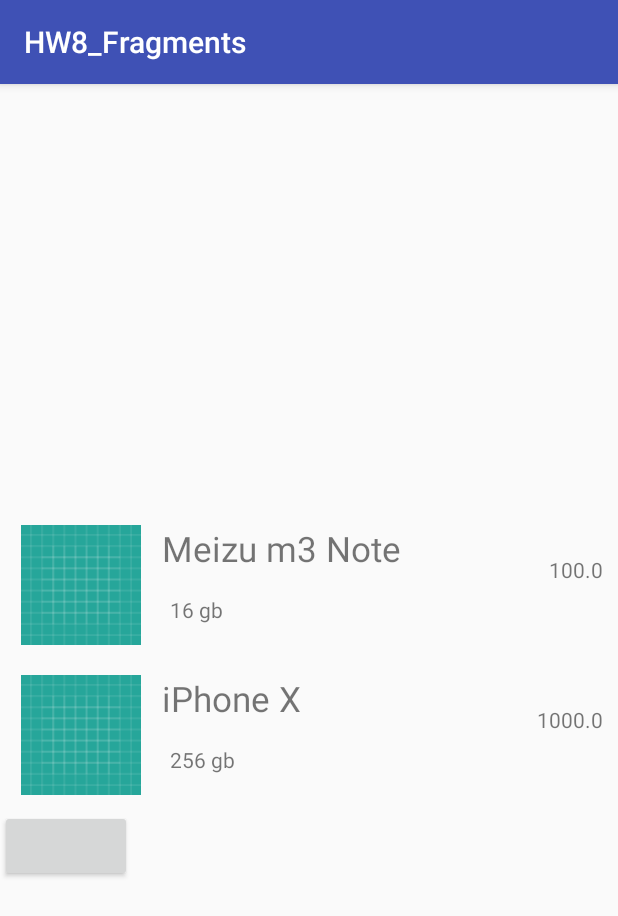
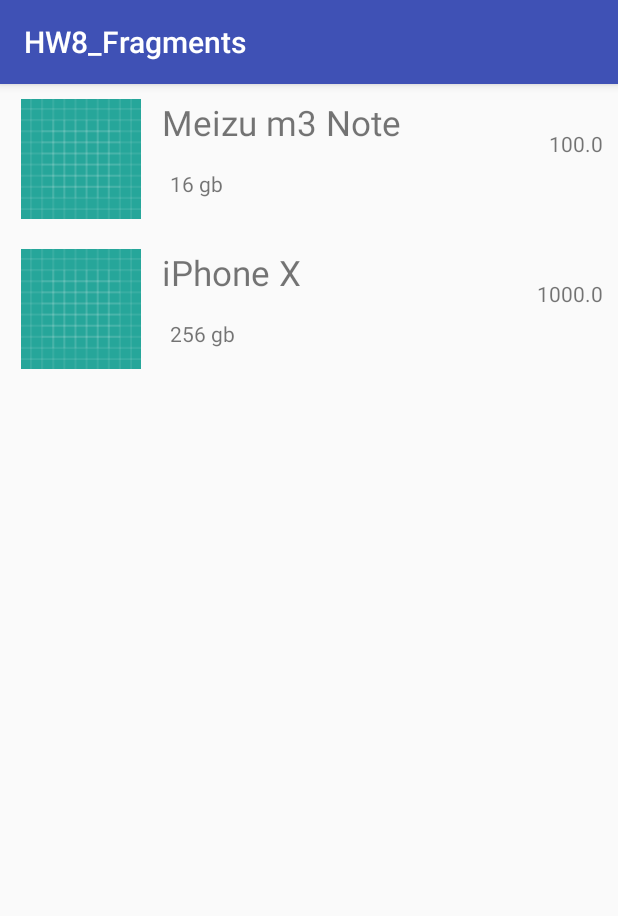
Before and after one commit to Zezus/Android_HW8_Fragments, an Android app: the screen it shows after launch (MainActivity), on a phone screen of 412 x 824 dp. Shown: the top 916 px of the screen. Run offline under Robolectric (Android 15) with nearby library versions, the phone set to English and light mode, and no system bars; 3 statements that could not run were skipped.

```diff
--- a/app/src/main/java/com/example/hw8_fragments/ItemAdapter.java
+++ b/app/src/main/java/com/example/hw8_fragments/ItemAdapter.java
@@ -1,12 +1,12 @@
 package com.example.hw8_fragments;
 
+import android.app.Dialog;
 import android.content.Context;
 import android.support.v7.widget.RecyclerView;
 import android.view.View;
 import android.view.ViewGroup;
 import android.widget.RelativeLayout;
 import android.widget.TextView;
-import android.widget.Toast;
 
 import java.util.List;
 
@@ -18,17 +18,36 @@ public class ItemAdapter extends RecyclerView.Adapter<ItemAdapter.ViewHolder> {
 
     private final Context context;
     private final List<Item> itemList;
+    private MainActivity mainActivity;
+    private Dialog dialog;
 
 
-    public ItemAdapter(Context context, List<Item> itemList) {
+    public ItemAdapter(Context context, List<Item> itemList, MainActivity mainActivity) {
         this.context = context;
         this.itemList = itemList;
+        this.mainActivity = mainActivity;
     }
 
 
     @Override
     public ViewHolder onCreateViewHolder(ViewGroup parent, int viewType) {
         View view = View.inflate(context, R.layout.item, null);
+
+        ViewHolder viewHolder = new ViewHolder(view);
+
+        dialog = new Dialog(context);
+        dialog.setContentView(R.layout.fragment_item);
+        TextView item_name = dialog.findViewById(R.id.fi_name_tv);
+        TextView item_title = dialog.findViewById(R.id.fi_title_tv);
+        TextView item_coast = dialog.findViewById(R.id.fi_coast_tv);
+
+        item_name.setText(itemList.get(viewHolder.getAdapterPosition()).getName());
+        item_title.setText(itemList.get(viewHolder.getAdapterPosition()).getTitle());
+        item_coast.setText(String.valueOf(itemList.get(viewHolder.getAdapterPosition()).getCoast()));
+
+        viewHolder.relativeLayout.setOnClickListener(view1 -> {
+            mainActivity.changeFragmentClicked(null);
+        });
 
 
         return new ViewHolder(view);
@@ -57,6 +76,7 @@ public class ItemAdapter extends RecyclerView.Adapter<ItemAdapter.ViewHolder> {
         TextView nameTV;
         TextView titleTV;
         TextView coastTV;
+        RelativeLayout relativeLayout;
 
         public ViewHolder(View itemView) {
             super(itemView);
@@ -64,6 +84,7 @@ public class ItemAdapter extends RecyclerView.Adapter<ItemAdapter.ViewHolder> {
             nameTV = itemView.findViewById(R.id.i_name_tv);
             titleTV = itemView.findViewById(R.id.i_title_tv);
             coastTV = itemView.findViewById(R.id.i_coast_tv);
+            relativeLayout = itemView.findViewById(R.id.i_item_all_rl);
 
         }
 
--- a/app/src/main/java/com/example/hw8_fragments/ListFragment.java
+++ b/app/src/main/java/com/example/hw8_fragments/ListFragment.java
@@ -6,12 +6,8 @@ import android.support.v4.app.Fragment;
 import android.support.v7.widget.LinearLayoutManager;
 import android.support.v7.widget.RecyclerView;
 import android.view.LayoutInflater;
-import android.view.MotionEvent;
 import android.view.View;
 import android.view.ViewGroup;
-import android.widget.Button;
-import android.widget.RelativeLayout;
-import android.widget.Toast;
 
 import java.util.ArrayList;
 import java.util.UUID;
@@ -42,16 +38,14 @@ public class ListFragment extends Fragment {
 
         init();
 
-        itemRecyclerView.setAdapter(new ItemAdapter(getContext(), items));
+        itemRecyclerView.setAdapter(new ItemAdapter(getContext(), items, (MainActivity) getActivity()));
 
 
-        relativeLayout = view.findViewById(R.id.fl_items_rv);
-
-
+        /*relativeLayout = view.findViewById(R.id.fl_items_rv);
 
         relativeLayout.setOnClickListener(view1 -> {
             ((Callback) getActivity()).changeFragmentClicked(null);
-        });
+        });*/
         return view;
 
     }
--- a/app/src/main/res/layout/fragment_list.xml
+++ b/app/src/main/res/layout/fragment_list.xml
@@ -7,17 +7,12 @@
     <android.support.v7.widget.RecyclerView
         android:id="@+id/fl_items_rv"
         android:layout_width="match_parent"
-        android:layout_height="wrap_content"
+        android:layout_height="match_parent"
         app:layout_constraintBottom_toBottomOf="parent"
         app:layout_constraintEnd_toEndOf="parent"
         app:layout_constraintStart_toStartOf="parent"
         app:layout_constraintTop_toTopOf="parent">
 
     </android.support.v7.widget.RecyclerView>
-    <Button
-        android:id="@+id/fl_button"
-        android:layout_width="wrap_content"
-        android:layout_height="wrap_content"
-        app:layout_constraintTop_toBottomOf="@+id/fl_items_rv"/>
 
 </android.support.constraint.ConstraintLayout>
--- a/app/src/main/res/layout/item.xml
+++ b/app/src/main/res/layout/item.xml
@@ -4,11 +4,11 @@
     xmlns:tools="http://schemas.android.com/tools"
     android:layout_width="match_parent"
     android:layout_height="match_parent"
-    android:paddingTop="10dp"
-    android:paddingBottom="10dp">
+    android:paddingBottom="10dp"
+    android:paddingTop="10dp">
 
     <RelativeLayout
-        android:id="@+id/i_item_all_ll"
+        android:id="@+id/i_item_all_rl"
         android:layout_width="match_parent"
         android:layout_height="80dp"
         android:layout_marginBottom="10dp"
@@ -55,8 +55,9 @@
             android:layout_height="wrap_content"
             android:layout_alignParentEnd="true"
             android:layout_alignParentRight="true"
+            android:paddingEnd="10dp"
+            android:paddingRight="10dp"
             android:paddingTop="20dp"
-            android:paddingRight="10dp"
             android:text="100$" />
 
     </RelativeLayout>
```
Also changed, not shown: app/src/main/res/layout/fragment_item.xml (+16 -5 lines).
